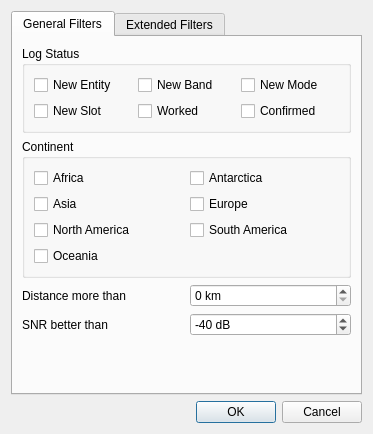
First picture: the form in ui/WsjtxFilterDialog.ui, repository k5mcd/QLog, before the edit.
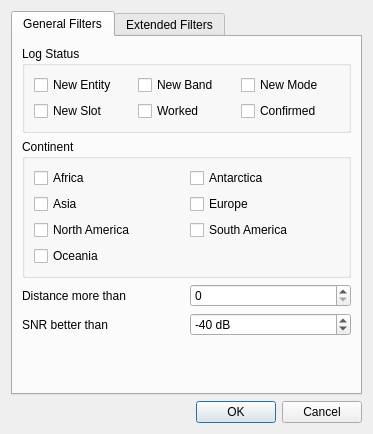
Second picture: the form after the edit.

What changed in the file:
```diff
--- a/ui/WsjtxFilterDialog.ui
+++ b/ui/WsjtxFilterDialog.ui
@@ -153,7 +153,7 @@
          <item>
           <widget class="QSpinBox" name="distanceSpinBox">
            <property name="suffix">
-            <string> km</string>
+            <string/>
            </property>
            <property name="maximum">
             <number>40075</number>
```
